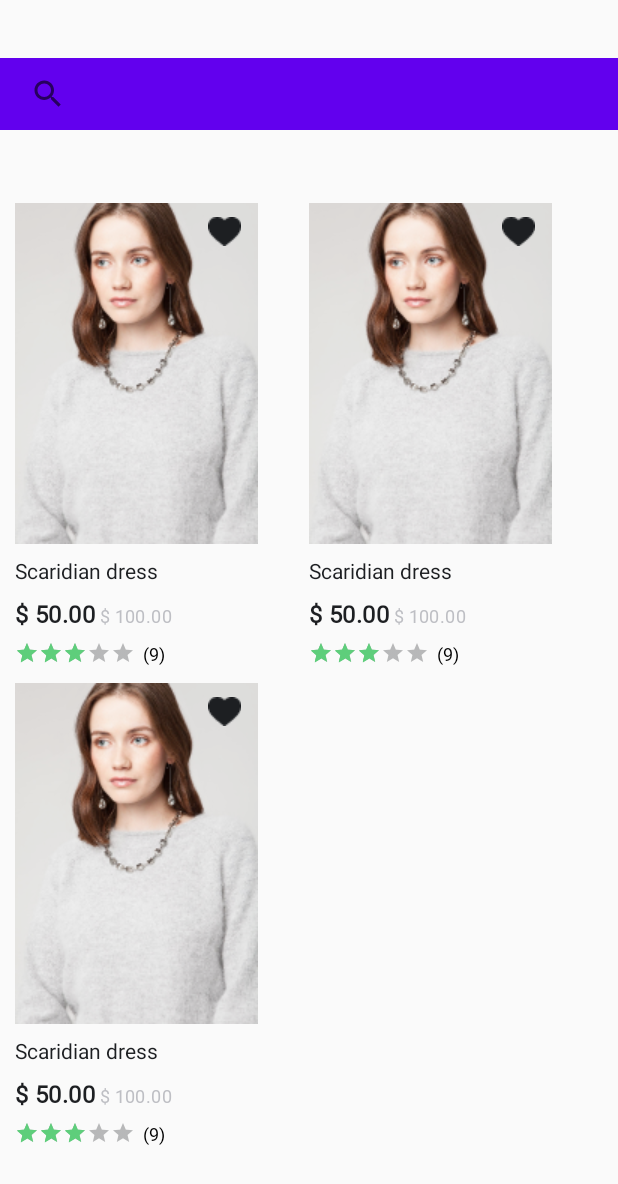
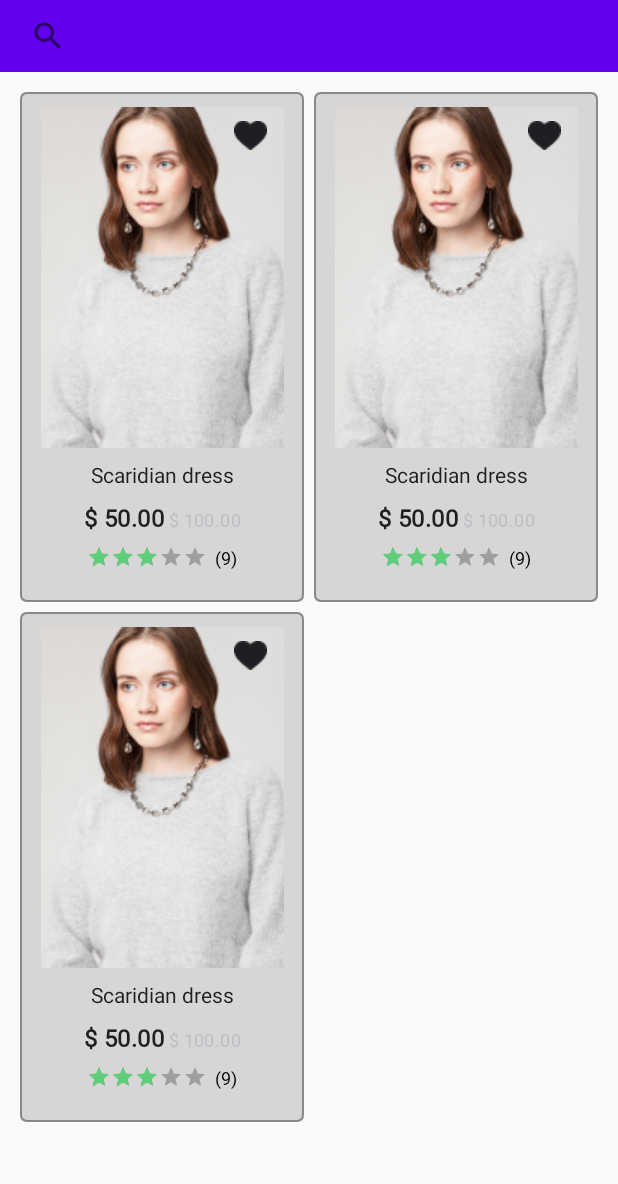
Before and after one commit to Alexei-K/test_catalog, an Android app: the layout fragment_home.xml on its own in the app's theme, with its tools: preview values and no code run, on a phone screen of 412 x 824 dp. Shown: the top 1184 px of the screen. Run offline under Robolectric (Android 15) with nearby library versions, the phone set to English and light mode, and no system bars.

Commit message:
dress items styling

```diff
--- a/app/src/main/java/com/kolis/test_catalog_app/Constants.kt
+++ b/app/src/main/java/com/kolis/test_catalog_app/Constants.kt
@@ -7,5 +7,6 @@ object Constants {
     const val MIN_LOGIN_LENGTH = 4
     const val MAX_LOGIN_LENGTH = 16
     const val NO_PASSWORD_STRING = ""
+    const val IS_LOGIN_REQUIRED = false
 
 }
--- a/app/src/main/java/com/kolis/test_catalog_app/MainActivity.kt
+++ b/app/src/main/java/com/kolis/test_catalog_app/MainActivity.kt
@@ -10,6 +10,7 @@ import androidx.navigation.ui.setupWithNavController
 import androidx.preference.PreferenceManager
 import com.firebase.ui.auth.FirebaseUiException
 import com.google.android.material.bottomnavigation.BottomNavigationView
+import com.kolis.test_catalog_app.data.DressModel
 import com.kolis.test_catalog_app.ui.login.LoginActivity
 import com.kolis.test_catalog_app.util.PrefConstants
 
@@ -22,19 +23,12 @@ class MainActivity : AppCompatActivity() {
         val navView: BottomNavigationView = findViewById(R.id.nav_view)
 
         val navController = findNavController(R.id.nav_host_fragment)
-        val appBarConfiguration = AppBarConfiguration(
-            setOf(
-                R.id.navigation_home, R.id.navigation_dashboard, R.id.navigation_notifications,
-                R.id.navigation_profile
-            )
-        )
-        setupActionBarWithNavController(navController, appBarConfiguration)
         navView.setupWithNavController(navController)
     }
 
     private fun checkIfLoggedIn() {
         val pref = PreferenceManager.getDefaultSharedPreferences(this)
-        if (!pref.getBoolean(PrefConstants.IS_LOGGED_PREF, false)) {
+        if (!pref.getBoolean(PrefConstants.IS_LOGGED_PREF, false) && Constants.IS_LOGIN_REQUIRED) {
             startActivity(Intent(this, LoginActivity::class.java))
             finish()
         }
--- a/app/src/main/java/com/kolis/test_catalog_app/ui/home/HomeFragment.kt
+++ b/app/src/main/java/com/kolis/test_catalog_app/ui/home/HomeFragment.kt
@@ -9,6 +9,7 @@ import androidx.lifecycle.Observer
 import androidx.lifecycle.ViewModelProviders
 import androidx.navigation.Navigation
 import com.kolis.test_catalog_app.R
+import com.kolis.test_catalog_app.data.DressModel
 import com.kolis.test_catalog_app.data.RepositoryImpl
 import kotlinx.android.synthetic.main.fragment_home.view.*
 
@@ -31,7 +32,7 @@ class HomeFragment : Fragment() {
         super.onViewCreated(view, savedInstanceState)
         adapter.controller = Navigation.findNavController(view)
         val db = RepositoryImpl()
-        db.allDressesLD.observe(viewLifecycleOwner, Observer {
+        db.allDressesLD.observe(viewLifecycleOwner, {
             adapter.setModelsList(it)
         })
         view.recipesRecycleView.adapter = adapter
--- a/app/src/main/java/com/kolis/test_catalog_app/ui/login/LoginActivity.java
+++ b/app/src/main/java/com/kolis/test_catalog_app/ui/login/LoginActivity.java
@@ -14,6 +14,7 @@ import androidx.preference.PreferenceManager;
 import androidx.viewpager.widget.ViewPager;
 
 import com.google.android.material.tabs.TabLayout;
+import com.kolis.test_catalog_app.Constants;
 import com.kolis.test_catalog_app.MainActivity;
 import com.kolis.test_catalog_app.R;
 import com.kolis.test_catalog_app.util.PrefConstants;
@@ -62,7 +63,7 @@ public class LoginActivity extends AppCompatActivity {
 
     private void checkRegistration() {
         SharedPreferences pref = PreferenceManager.getDefaultSharedPreferences(this);
-        if (pref.getBoolean(PrefConstants.IS_LOGGED_PREF, false)) {
+        if (pref.getBoolean(PrefConstants.IS_LOGGED_PREF, false) || !Constants.IS_LOGIN_REQUIRED) {
             startActivity(new Intent(this, MainActivity.class));
             finish();
         }
--- /dev/null
+++ b/app/src/main/res/drawable/dress_item_background.xml
@@ -0,0 +1,24 @@
+<?xml version="1.0" encoding="utf-8"?>
+<selector xmlns:android="http://schemas.android.com/apk/res/android">
+    <item>
+        <layer-list>
+            <item >
+                <shape>
+                    <corners android:radius="3dp" />
+                    <solid android:color="#1D000000" />
+                </shape>
+            </item>
+            <item>
+                <shape>
+                    <gradient android:angle="270"
+                        android:endColor="@color/fui_transparent" android:startColor="@color/fui_transparent" />
+                    <stroke android:width="1dp" android:color="#60000000" />
+                    <corners android:radius="4dp" />
+                    <padding android:bottom="10dp" android:left="10dp"
+                        android:right="10dp" android:top="10dp" />
+                </shape>
+            </item>
+        </layer-list>
+    </item>
+
+</selector>
--- a/app/src/main/res/layout/fragment_home.xml
+++ b/app/src/main/res/layout/fragment_home.xml
@@ -13,7 +13,6 @@
         android:background="@color/colorPrimary"
         android:textCursorDrawable="@null"
         app:iconifiedByDefault="false"
-        app:layout_constraintBottom_toTopOf="@id/recipesRecycleView"
         app:layout_constraintTop_toTopOf="parent"
         app:queryBackground="@null" />
 
@@ -24,7 +23,6 @@
         android:layout_margin="10dp"
         android:orientation="vertical"
         app:layoutManager="androidx.recyclerview.widget.GridLayoutManager"
-        app:layout_constraintBottom_toBottomOf="parent"
         app:layout_constraintTop_toBottomOf="@id/dress_search"
         app:spanCount="2"
         tools:listitem="@layout/product_item_view" />
--- a/app/src/main/res/layout/product_item_view.xml
+++ b/app/src/main/res/layout/product_item_view.xml
@@ -2,12 +2,15 @@
 <androidx.constraintlayout.widget.ConstraintLayout xmlns:android="http://schemas.android.com/apk/res/android"
     xmlns:app="http://schemas.android.com/apk/res-auto"
     xmlns:tools="http://schemas.android.com/tools"
-    android:layout_width="wrap_content"
-    android:layout_height="wrap_content">
+    android:layout_width="match_parent"
+    android:layout_height="wrap_content"
+    android:layout_gravity="center_horizontal"
+    android:layout_margin="3dp"
+    android:background="@drawable/dress_item_background">
 
     <ImageView
         android:id="@+id/product_photo"
-        android:layout_width="match_parent"
+        android:layout_width="wrap_content"
         android:layout_height="wrap_content"
         android:layout_marginBottom="8dp"
         android:src="@drawable/image_test"
@@ -34,6 +37,7 @@
         android:layout_marginBottom="8dp"
         android:textSize="14sp"
         app:layout_constraintBottom_toTopOf="@id/priceActual"
+        app:layout_constraintEnd_toEndOf="parent"
         app:layout_constraintStart_toStartOf="parent"
         app:layout_constraintTop_toBottomOf="@id/product_photo"
         tools:text="Scaridian dress" />
@@ -49,6 +53,8 @@
         android:textSize="16sp"
         android:textStyle="bold"
         app:layout_constraintBottom_toTopOf="@id/rating"
+        app:layout_constraintEnd_toStartOf="@id/priceOld"
+        app:layout_constraintHorizontal_chainStyle="packed"
         app:layout_constraintStart_toStartOf="parent"
         app:layout_constraintTop_toBottomOf="@id/productName"
         tools:text="$ 50.00" />
@@ -58,12 +64,13 @@
         android:layout_width="wrap_content"
         android:layout_height="wrap_content"
         android:layout_marginStart="3dp"
+        android:layout_marginTop="2dp"
         android:fontFamily="@font/roboto"
         android:letterSpacing="0.02"
-        android:layout_marginTop="2dp"
         android:textColor="@color/grey_price"
         android:textSize="12sp"
         app:layout_constraintBottom_toBottomOf="@id/priceActual"
+        app:layout_constraintEnd_toEndOf="parent"
         app:layout_constraintStart_toEndOf="@id/priceActual"
         app:layout_constraintTop_toTopOf="@id/priceActual"
         tools:text="$ 100.00" />
@@ -79,6 +86,8 @@
         android:stepSize="0.1"
         android:theme="@style/RatingBar"
         app:layout_constraintBottom_toTopOf="@id/timeRemaining"
+        app:layout_constraintEnd_toStartOf="@+id/numberOfMarks"
+        app:layout_constraintHorizontal_chainStyle="packed"
         app:layout_constraintStart_toStartOf="parent"
         app:layout_constraintTop_toBottomOf="@id/priceActual"
         tools:rating="3" />
@@ -92,6 +101,7 @@
         android:textColor="@color/black"
         android:textSize="12sp"
         app:layout_constraintBottom_toBottomOf="@id/rating"
+        app:layout_constraintEnd_toEndOf="parent"
         app:layout_constraintStart_toEndOf="@id/rating"
         app:layout_constraintTop_toTopOf="@id/rating"
         tools:text="(9)" />
@@ -100,15 +110,15 @@
         android:id="@+id/timeRemaining"
         android:layout_width="wrap_content"
         android:layout_height="wrap_content"
+        android:layout_marginBottom="12dp"
         android:fontFamily="@font/roboto"
-        android:layout_marginBottom="12dp"
         android:textColor="@color/red"
+        android:textSize="11sp"
         android:visibility="gone"
-        android:textSize="11sp"
         app:layout_constraintBottom_toTopOf="@id/timeRemaining"
+        app:layout_constraintEnd_toEndOf="parent"
         app:layout_constraintStart_toStartOf="parent"
         app:layout_constraintTop_toBottomOf="@id/priceActual"
         tools:text="Remain: 2 days 10h:24m" />
 
-
 </androidx.constraintlayout.widget.ConstraintLayout>
--- a/app/src/main/res/values/styles.xml
+++ b/app/src/main/res/values/styles.xml
@@ -1,6 +1,6 @@
 <resources>
     <!-- Base application theme. -->
-    <style name="AppTheme" parent="Theme.AppCompat.Light.DarkActionBar">
+    <style name="AppTheme" parent="Theme.AppCompat.Light.NoActionBar">
         <!-- Customize your theme here. -->
         <item name="colorPrimary">@color/greenPrimary</item>
         <item name="colorPrimaryDark">@color/colorPrimaryDark</item>
```
